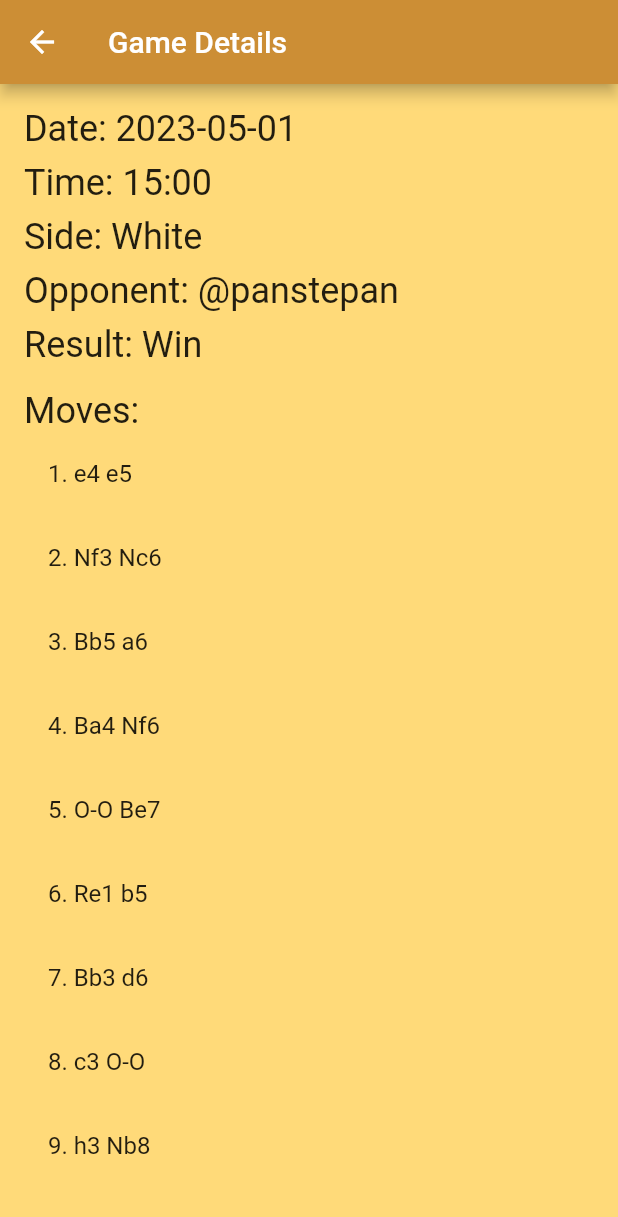
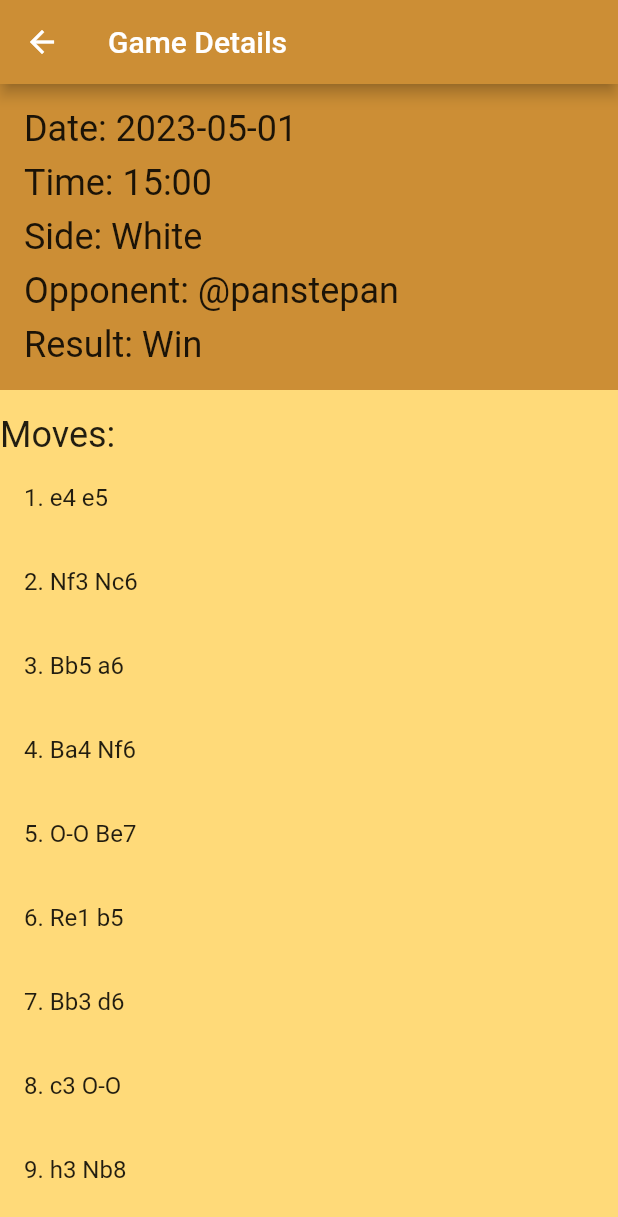
Before and after one commit to erdoganishe/Chess-Arina-Mobile, a Flutter app: the GameDetailsPage screen opened directly with empty values, on a phone screen of 412 x 824 dp. Shown: the top 1217 px of the screen. Run offline on Flutter 3.47's test engine with Material 2 defaults, Android fonts, the light colour scheme and no system bars.

Commit message:
Final add final analys

```diff
--- a/lib/game_for_an.dart
+++ b/lib/game_for_an.dart
@@ -145,6 +145,7 @@ class GameDetailsPage extends StatelessWidget {
 
   @override
   Widget build(BuildContext context) {
+    double screenWidth = MediaQuery.of(context).size.width;
     return Scaffold(
       appBar: AppBar(
         title: Text('Game Details'),
@@ -152,7 +153,15 @@ class GameDetailsPage extends StatelessWidget {
       ),
       body: Container(
         color: Color(0xffffda79),
+        child: Column(
+          crossAxisAlignment: CrossAxisAlignment.start,
+          children: [
+            Container(
+              width: screenWidth, // Задаємо ширину контейнера
               padding: EdgeInsets.all(16.0),
+              decoration: BoxDecoration(
+                color: Color(0xffcc8e35),
+              ),
               child: Column(
                 crossAxisAlignment: CrossAxisAlignment.start,
                 children: [
@@ -180,6 +189,9 @@ class GameDetailsPage extends StatelessWidget {
                     'Result: ${dataArray[index]['result']}',
                     style: TextStyle(fontSize: 24.0),
                   ),
+                ],
+              ),
+            ),
             SizedBox(height: 16.0),
             Text(
               'Moves:',
@@ -195,7 +207,6 @@ class GameDetailsPage extends StatelessWidget {
                 },
               ),
             ),
-
           ],
         ),
       ),
```
Lines whose indentation alone changed are shown as unchanged.
